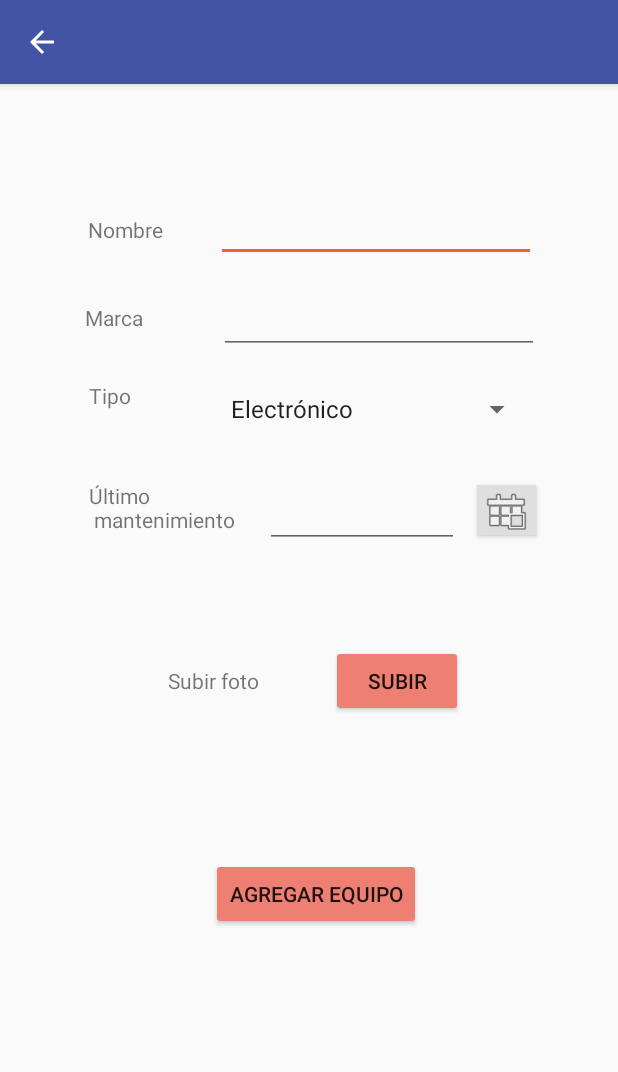
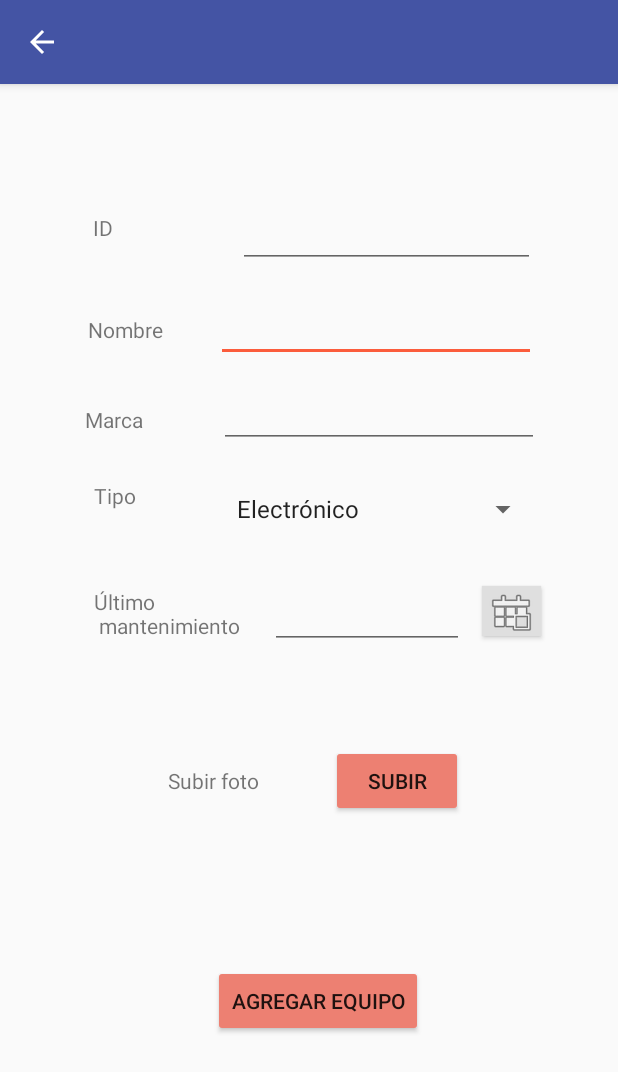
Before and after one commit to a20202918/Medical-Data, an Android app: the AgregarEquipoActivity screen opened directly, with no data from a screen before it, on a phone screen of 412 x 824 dp. Shown: the top 1072 px of the screen. Run offline under Robolectric (Android 15) with nearby library versions, the phone set to English and light mode, and no system bars; our stand-ins replace Firebase (no records; nobody signed in at launch, a user with empty details on screens opened directly); pictures from the network do not load.

```diff
--- a/app/src/main/java/com/example/appindividual/AgregarEquipoActivity.java
+++ b/app/src/main/java/com/example/appindividual/AgregarEquipoActivity.java
@@ -95,11 +95,13 @@ public class AgregarEquipoActivity extends AppCompatActivity {
     }
 
     public void seleccionarFecha(View view){
+        //Mostrar el fragment para elegir una fecha
         DatePickerFragment datePickerFragment =  new DatePickerFragment();
         datePickerFragment.show(getSupportFragmentManager(), "fecha");
     }
 
     public void mostrarFecha(int year, int month, int dayOfMonth){
+        //Mostrar fecha elegida en el edit text
         String fecha = String.valueOf(year)+"/"+ String.valueOf(month)+"/"+String.valueOf(dayOfMonth);
         EditText editTextFechaSeleccionada = findViewById(R.id.editTextFechaSeleccionada);
         editTextFechaSeleccionada.setText(fecha);
@@ -118,9 +120,9 @@ public class AgregarEquipoActivity extends AppCompatActivity {
                     //Proceso de subir la imagen con el nombre propuesto
                     Uri path = data.getData();
                     //imagen.setImageURI(path);
-                    EditText editTextNombre = findViewById(R.id.editTextNombre);
-                    String nombre = String.valueOf(editTextNombre.getText());
-                    StorageReference imagenesRef = storageReference.child(nombre);
+                    EditText editTextId = findViewById(R.id.editTextId);
+                    String id = String.valueOf(editTextId.getText());
+                    StorageReference imagenesRef = storageReference.child(id);
 
                     StorageMetadata metadata = new StorageMetadata.Builder().build();
 
@@ -144,6 +146,8 @@ public class AgregarEquipoActivity extends AppCompatActivity {
         public void btnAgregarEquipo (View view){
 
         //Método donde se agrega a la database toda la información del equipo
+            EditText editTextId = findViewById(R.id.editTextId);
+            String id = String.valueOf(editTextId.getText());
             EditText editTextNombre = findViewById(R.id.editTextNombre);
             String nombre = String.valueOf(editTextNombre.getText());
             EditText editTextMarca = findViewById(R.id.editTextMarca);
@@ -153,10 +157,13 @@ public class AgregarEquipoActivity extends AppCompatActivity {
             EditText editTextFechaSeleccionada = findViewById(R.id.editTextFechaSeleccionada);
             String fechaSeleccionada = String.valueOf(editTextFechaSeleccionada.getText());
 
-
-            if (TextUtils.isEmpty(nombre) || TextUtils.isEmpty(marca) || TextUtils.isEmpty(fechaSeleccionada)) {
+            //Verificación de valores no nulos
+            if (TextUtils.isEmpty(id) || TextUtils.isEmpty(nombre) ||TextUtils.isEmpty(marca) || TextUtils.isEmpty(fechaSeleccionada)) {
+                if(TextUtils.isEmpty(id)){
+                    editTextId.setError("Por favor ingrese un id");
+                }
                 if(TextUtils.isEmpty(nombre)){
-                    editTextNombre.setError("Por favor ingrese un nombre");
+                    editTextId.setError("Por favor ingrese un nombre");
                 }
                 if(TextUtils.isEmpty(marca)){
                     editTextMarca.setError("Por favor ingrese una marca");
@@ -166,13 +173,14 @@ public class AgregarEquipoActivity extends AppCompatActivity {
                 }
             }else{
 
+                //Crear el objeto y mandarlo a database
                 EquipoDto equipoDto = new EquipoDto();
-                equipoDto.setNombre(nombre);
+                equipoDto.setNombre(id);
                 equipoDto.setMarca(marca);
                 equipoDto.setTipo(tipo);
                 equipoDto.setFechaMantenimiento(fechaSeleccionada);
 
-                databaseReference.child("pruebas").child(nombre).setValue(equipoDto).addOnSuccessListener(new OnSuccessListener<Void>() {
+                databaseReference.child("pruebas").child(id).setValue(equipoDto).addOnSuccessListener(new OnSuccessListener<Void>() {
                 @Override
                 public void onSuccess(Void aVoid) {
                     Toast.makeText(getApplicationContext(), "Equipo agregado exitosamente", Toast.LENGTH_SHORT).show();
@@ -186,10 +194,11 @@ public class AgregarEquipoActivity extends AppCompatActivity {
 
                 databaseReference = FirebaseDatabase.getInstance().getReference();
 
+                //Se crea el objeto de fallos
                 FallaDto fallaDto = new FallaDto();
                 fallaDto.setFallo(false);
 
-                databaseReference.child(nombre).setValue(fallaDto);
+                databaseReference.child(id).setValue(fallaDto);
 
             }
             finish();
--- a/app/src/main/java/com/example/appindividual/ConfiguracionGlide.java
+++ b/app/src/main/java/com/example/appindividual/ConfiguracionGlide.java
@@ -14,6 +14,8 @@ import java.io.InputStream;
 @GlideModule
 public class ConfiguracionGlide extends AppGlideModule {
 
+    //Clase para poder visualizar las imagenes de los equipos desde Firebse sin tener que descargarlas
+
     @Override
     public void registerComponents(Context context, Glide glide, Registry registry) {
         // Register FirebaseImageLoader to handle StorageReference
--- a/app/src/main/java/com/example/appindividual/DatePickerFragment.java
+++ b/app/src/main/java/com/example/appindividual/DatePickerFragment.java
@@ -12,6 +12,8 @@ import androidx.fragment.app.DialogFragment;
 import java.util.Calendar;
 
 public class DatePickerFragment extends DialogFragment implements DatePickerDialog.OnDateSetListener {
+
+    //Clase para ver el frgmento de fechas y elegir
     @Override
     public void onDateSet(DatePicker view, int year, int month, int dayOfMonth) {
 
--- a/app/src/main/java/com/example/appindividual/MainActivity.java
+++ b/app/src/main/java/com/example/appindividual/MainActivity.java
@@ -34,6 +34,7 @@ public class MainActivity extends AppCompatActivity {
         FirebaseAuth firebaseAuth = FirebaseAuth.getInstance();
         FirebaseUser currentUser =  firebaseAuth.getCurrentUser();
 
+        //Verificación si el usuarioya iniió sesión en el celular
         if(currentUser != null){
 
             Log.d("infoApp", "Usuario logueado");
@@ -42,6 +43,7 @@ public class MainActivity extends AppCompatActivity {
             String displayName = currentUser.getDisplayName();
             Log.d("infoApp", "Info:"+email+uid+displayName);
 
+            //Si lo ha echo lo direcciona como administrador
             Intent intent = new Intent(this, MenuActivityAdmin.class);
             int requestCode = 1;
             startActivityForResult(intent,requestCode);
@@ -55,6 +57,7 @@ public class MainActivity extends AppCompatActivity {
 
     public void iniciarSesionBtn(View view){
 
+        //Método para iniciar sesión por medio de correo o cuenta de Google con ayuda de la autentificación de Firebase
         List<AuthUI.IdpConfig> listaProveedores = Arrays.asList(
                 new AuthUI.IdpConfig.EmailBuilder().build(),
                 new AuthUI.IdpConfig.GoogleBuilder().build());
@@ -89,6 +92,8 @@ public class MainActivity extends AppCompatActivity {
     }
 
     public void accedeAquiBtn(View view){
+
+        //Botón para las personas no administradoras
         Intent intent = new Intent(this, MenuActivity.class);
         int requestCode = 1;
         startActivityForResult(intent,requestCode);
--- a/app/src/main/java/com/example/appindividual/entidades/EquipoDto.java
+++ b/app/src/main/java/com/example/appindividual/entidades/EquipoDto.java
@@ -3,6 +3,7 @@ package com.example.appindividual.entidades;
 public class EquipoDto {
 
     //Clase DTO para el equipo biomédico
+    private int id;
     private String nombre;
     private String tipo;
     private String marca;
@@ -12,12 +13,21 @@ public class EquipoDto {
     public EquipoDto() {
     }
 
-    public EquipoDto(String nombre, String tipo, String marca, String fechaMantenimiento, String estado) {
+    public EquipoDto(int id, String nombre, String tipo, String marca, String fechaMantenimiento, String estado) {
+        this.id = id;
         this.nombre = nombre;
         this.tipo = tipo;
         this.marca = marca;
         this.fechaMantenimiento = fechaMantenimiento;
         this.estado = estado;
+    }
+
+    public int getId() {
+        return id;
+    }
+
+    public void setId(int id) {
+        this.id = id;
     }
 
     public String getNombre() {
--- a/app/src/main/res/layout/activity_agregar_equipo.xml
+++ b/app/src/main/res/layout/activity_agregar_equipo.xml
@@ -6,117 +6,29 @@
     android:layout_height="match_parent"
     tools:context=".AgregarEquipoActivity">
 
-    <TextView
-        android:id="@+id/textView7"
-        android:layout_width="wrap_content"
-        android:layout_height="wrap_content"
-        android:layout_marginStart="23dp"
-        android:text="Nombre"
-        app:layout_constraintBaseline_toBaselineOf="@+id/editTextNombre"
-        app:layout_constraintEnd_toStartOf="@+id/editTextNombre"
-        app:layout_constraintStart_toStartOf="parent" />
+    <Spinner
+        android:id="@+id/spinner"
+        android:layout_width="209dp"
+        android:layout_height="49dp"
+        android:layout_marginTop="16dp"
+        android:entries="@array/elementos"
+        android:spinnerMode="dropdown"
+        app:layout_constraintEnd_toEndOf="@+id/editTextMarca"
+        app:layout_constraintHorizontal_bias="1.0"
+        app:layout_constraintStart_toStartOf="@+id/editTextMarca"
+        app:layout_constraintTop_toBottomOf="@+id/editTextMarca" />
 
     <EditText
         android:id="@+id/editTextNombre"
         android:layout_width="wrap_content"
         android:layout_height="wrap_content"
-        android:layout_marginTop="73dp"
+        android:layout_marginTop="140dp"
         android:layout_marginEnd="19dp"
         android:ems="10"
         android:inputType="textPersonName"
         app:layout_constraintEnd_toEndOf="parent"
         app:layout_constraintStart_toEndOf="@+id/textView7"
         app:layout_constraintTop_toTopOf="parent" />
-
-    <TextView
-        android:id="@+id/textView8"
-        android:layout_width="wrap_content"
-        android:layout_height="wrap_content"
-        android:layout_marginStart="6dp"
-        android:layout_marginBottom="7dp"
-        android:text="Marca"
-        app:layout_constraintBottom_toBottomOf="@+id/editTextMarca"
-        app:layout_constraintEnd_toStartOf="@+id/editTextMarca"
-        app:layout_constraintStart_toStartOf="parent"
-        app:layout_constraintTop_toBottomOf="@+id/textView7"
-        app:layout_constraintVertical_bias="0.843" />
-
-    <EditText
-        android:id="@+id/editTextMarca"
-        android:layout_width="wrap_content"
-        android:layout_height="wrap_content"
-        android:layout_marginTop="16dp"
-        android:layout_marginEnd="2dp"
-        android:ems="10"
-        android:inputType="textPersonName"
-        app:layout_constraintEnd_toEndOf="parent"
-        app:layout_constraintStart_toEndOf="@+id/textView8"
-        app:layout_constraintTop_toBottomOf="@+id/editTextNombre" />
-
-    <Button
-        android:id="@+id/buttonAgregarEquipo"
-        android:layout_width="wrap_content"
-        android:layout_height="wrap_content"
-        android:onClick="btnAgregarEquipo"
-        android:text="agregar equipo"
-        app:layout_constraintBottom_toBottomOf="parent"
-        app:layout_constraintEnd_toEndOf="@+id/buttonSubirFotoEquipo"
-        app:layout_constraintStart_toStartOf="@+id/textView9"
-        app:layout_constraintTop_toTopOf="parent"
-        app:layout_constraintVertical_bias="0.717" />
-
-    <Button
-        android:id="@+id/buttonSubirFotoEquipo"
-        android:layout_width="wrap_content"
-        android:layout_height="wrap_content"
-        android:layout_marginStart="48dp"
-        android:onClick="subirImagenStream"
-        android:text="subir"
-        app:layout_constraintBaseline_toBaselineOf="@+id/textView9"
-        app:layout_constraintStart_toEndOf="@+id/textView9" />
-
-    <TextView
-        android:id="@+id/textView9"
-        android:layout_width="wrap_content"
-        android:layout_height="wrap_content"
-        android:layout_marginStart="112dp"
-        android:layout_marginTop="208dp"
-        android:text="Subir foto"
-        app:layout_constraintStart_toStartOf="parent"
-        app:layout_constraintTop_toBottomOf="@+id/editTextMarca" />
-
-    <Spinner
-        android:id="@+id/spinner"
-        android:layout_width="209dp"
-        android:layout_height="49dp"
-        android:layout_marginTop="12dp"
-        android:entries="@array/elementos"
-        android:spinnerMode="dropdown"
-        app:layout_constraintEnd_toEndOf="@+id/editTextMarca"
-        app:layout_constraintHorizontal_bias="0.0"
-        app:layout_constraintStart_toStartOf="@+id/editTextMarca"
-        app:layout_constraintTop_toBottomOf="@+id/editTextMarca" />
-
-    <TextView
-        android:id="@+id/textView4"
-        android:layout_width="wrap_content"
-        android:layout_height="wrap_content"
-        android:text="Tipo"
-        app:layout_constraintBottom_toTopOf="@+id/textView10"
-        app:layout_constraintEnd_toStartOf="@+id/spinner"
-        app:layout_constraintHorizontal_bias="0.504"
-        app:layout_constraintStart_toStartOf="parent"
-        app:layout_constraintTop_toBottomOf="@+id/textView8"
-        app:layout_constraintVertical_bias="0.412" />
-
-    <TextView
-        android:id="@+id/textView10"
-        android:layout_width="wrap_content"
-        android:layout_height="wrap_content"
-        android:layout_marginBottom="88dp"
-        android:text="Último \n mantenimiento"
-        app:layout_constraintBottom_toTopOf="@+id/textView9"
-        app:layout_constraintStart_toStartOf="@+id/textView4" />
 
     <Button
         android:id="@+id/button4"
@@ -130,7 +42,33 @@
         app:layout_constraintBottom_toTopOf="@+id/buttonSubirFotoEquipo"
         app:layout_constraintStart_toEndOf="@+id/editTextFechaSeleccionada"
         app:layout_constraintTop_toTopOf="@+id/spinner"
-        app:layout_constraintVertical_bias="0.0" />
+        app:layout_constraintVertical_bias="0.013" />
+
+    <TextView
+        android:id="@+id/textView8"
+        android:layout_width="wrap_content"
+        android:layout_height="wrap_content"
+        android:layout_marginStart="6dp"
+        android:layout_marginBottom="7dp"
+        android:text="Marca"
+        app:layout_constraintBottom_toBottomOf="@+id/editTextMarca"
+        app:layout_constraintEnd_toStartOf="@+id/editTextMarca"
+        app:layout_constraintStart_toStartOf="parent"
+        app:layout_constraintTop_toBottomOf="@+id/textView7"
+        app:layout_constraintVertical_bias="0.953" />
+
+    <Button
+        android:id="@+id/buttonAgregarEquipo"
+        android:layout_width="wrap_content"
+        android:layout_height="wrap_content"
+        android:onClick="btnAgregarEquipo"
+        android:text="agregar equipo"
+        app:layout_constraintBottom_toBottomOf="parent"
+        app:layout_constraintEnd_toEndOf="@+id/buttonSubirFotoEquipo"
+        app:layout_constraintHorizontal_bias="0.535"
+        app:layout_constraintStart_toStartOf="@+id/textView9"
+        app:layout_constraintTop_toTopOf="parent"
+        app:layout_constraintVertical_bias="0.816" />
 
     <EditText
         android:id="@+id/editTextFechaSeleccionada"
@@ -142,6 +80,93 @@
         app:layout_constraintBottom_toTopOf="@+id/buttonSubirFotoEquipo"
         app:layout_constraintStart_toEndOf="@+id/textView10"
         app:layout_constraintTop_toTopOf="@+id/spinner"
-        app:layout_constraintVertical_bias="0.525" />
+        app:layout_constraintVertical_bias="0.532" />
+
+    <TextView
+        android:id="@+id/textView9"
+        android:layout_width="wrap_content"
+        android:layout_height="wrap_content"
+        android:layout_marginStart="112dp"
+        android:layout_marginTop="212dp"
+        android:text="Subir foto"
+        app:layout_constraintStart_toStartOf="parent"
+        app:layout_constraintTop_toBottomOf="@+id/editTextMarca" />
+
+    <TextView
+        android:id="@+id/textView10"
+        android:layout_width="wrap_content"
+        android:layout_height="wrap_content"
+        android:layout_marginBottom="84dp"
+        android:text="Último \n mantenimiento"
+        app:layout_constraintBottom_toTopOf="@+id/textView9"
+        app:layout_constraintStart_toStartOf="@+id/textView4" />
+
+    <EditText
+        android:id="@+id/editTextMarca"
+        android:layout_width="wrap_content"
+        android:layout_height="wrap_content"
+        android:layout_marginTop="12dp"
+        android:layout_marginEnd="2dp"
+        android:ems="10"
+        android:inputType="textPersonName"
+        app:layout_constraintEnd_toEndOf="parent"
+        app:layout_constraintStart_toEndOf="@+id/textView8"
+        app:layout_constraintTop_toBottomOf="@+id/editTextNombre" />
+
+    <TextView
+        android:id="@+id/textView7"
+        android:layout_width="wrap_content"
+        android:layout_height="wrap_content"
+        android:layout_marginStart="23dp"
+        android:text="Nombre"
+        app:layout_constraintBaseline_toBaselineOf="@+id/editTextNombre"
+        app:layout_constraintEnd_toStartOf="@+id/editTextNombre"
+        app:layout_constraintStart_toStartOf="parent" />
+
+    <Button
+        android:id="@+id/buttonSubirFotoEquipo"
+        android:layout_width="wrap_content"
+        android:layout_height="wrap_content"
+        android:layout_marginStart="48dp"
+        android:onClick="subirImagenStream"
+        android:text="subir"
+        app:layout_constraintBaseline_toBaselineOf="@+id/textView9"
+        app:layout_constraintStart_toEndOf="@+id/textView9" />
+
+    <TextView
+        android:id="@+id/textView4"
+        android:layout_width="wrap_content"
+        android:layout_height="wrap_content"
+        android:text="Tipo"
+        app:layout_constraintBottom_toTopOf="@+id/textView10"
+        app:layout_constraintEnd_toStartOf="@+id/spinner"
+        app:layout_constraintHorizontal_bias="0.512"
+        app:layout_constraintStart_toStartOf="parent"
+        app:layout_constraintTop_toBottomOf="@+id/textView8"
+        app:layout_constraintVertical_bias="0.382" />
+
+    <TextView
+        android:id="@+id/textView13"
+        android:layout_width="31dp"
+        android:layout_height="30dp"
+        android:text="ID"
+        app:layout_constraintBottom_toBottomOf="@+id/editTextId"
+        app:layout_constraintEnd_toEndOf="parent"
+        app:layout_constraintHorizontal_bias="0.163"
+        app:layout_constraintStart_toStartOf="parent"
+        app:layout_constraintTop_toTopOf="@+id/editTextId" />
+
+    <EditText
+        android:id="@+id/editTextId"
+        android:layout_width="198dp"
+        android:layout_height="44dp"
+        android:ems="10"
+        android:inputType="number"
+        app:layout_constraintBottom_toTopOf="@+id/editTextNombre"
+        app:layout_constraintEnd_toEndOf="parent"
+        app:layout_constraintHorizontal_bias="0.541"
+        app:layout_constraintStart_toEndOf="@+id/textView13"
+        app:layout_constraintTop_toTopOf="parent"
+        app:layout_constraintVertical_bias="0.822" />
 
 </androidx.constraintlayout.widget.ConstraintLayout>
```
